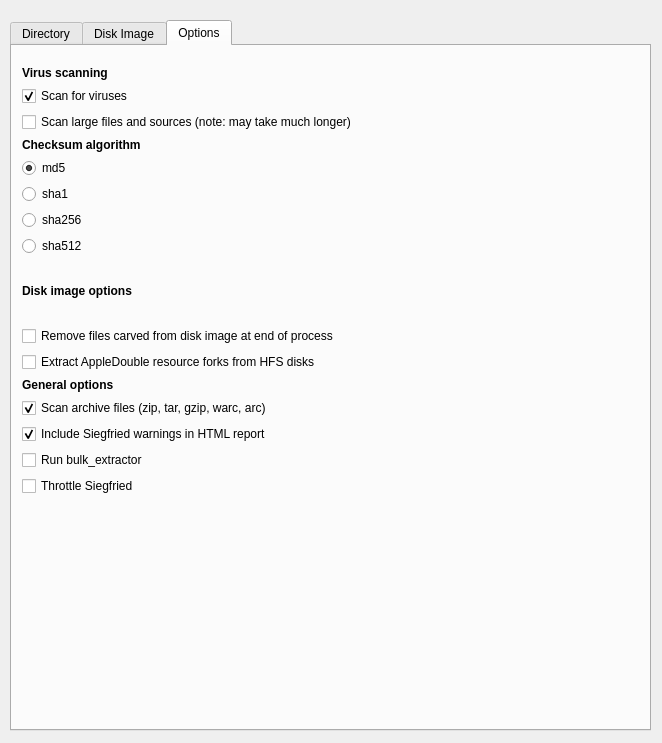
Before: the Qt Designer form design.ui in tw4l/brunnhilde-gui, drawn with Qt 5.
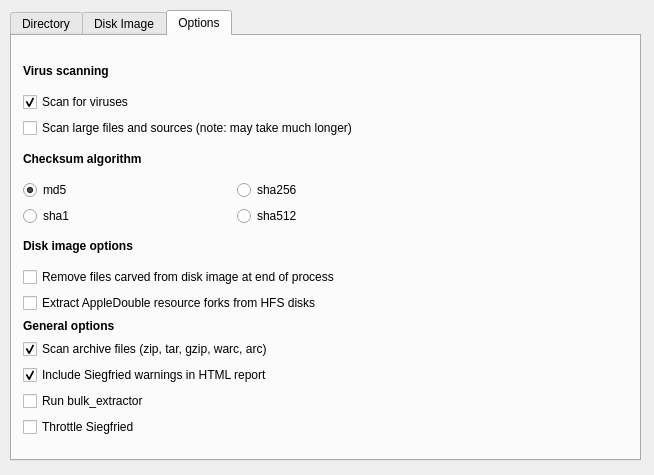
After: the same form once the commit is applied. The open tabs and pages were chosen to show the change.

What changed in the file:
```diff
--- a/design.ui
+++ b/design.ui
@@ -6,8 +6,8 @@
    <rect>
     <x>0</x>
     <y>0</y>
-    <width>662</width>
-    <height>743</height>
+    <width>654</width>
+    <height>475</height>
    </rect>
   </property>
   <property name="windowTitle">
@@ -17,9 +17,9 @@
    <property name="geometry">
     <rect>
      <x>10</x>
-     <y>20</y>
-     <width>641</width>
-     <height>711</height>
+     <y>10</y>
+     <width>631</width>
+     <height>451</height>
     </rect>
    </property>
    <property name="currentIndex">
@@ -311,13 +311,13 @@
     <widget class="QWidget" name="">
      <property name="geometry">
       <rect>
-       <x>10</x>
-       <y>20</y>
+       <x>11</x>
+       <y>21</y>
        <width>422</width>
-       <height>430</height>
+       <height>380</height>
       </rect>
      </property>
-     <layout class="QVBoxLayout" name="verticalLayout_4">
+     <layout class="QVBoxLayout" name="verticalLayout_16">
       <item>
        <layout class="QVBoxLayout" name="verticalLayout">
         <item>
@@ -356,6 +356,8 @@
          </widget>
         </item>
         <item>
+         <layout class="QHBoxLayout" name="horizontalLayout_7">
+          <item>
          <widget class="QRadioButton" name="md5">
           <property name="text">
            <string>md5</string>
@@ -368,16 +370,6 @@
           </attribute>
          </widget>
         </item>
-        <item>
-         <widget class="QRadioButton" name="sha1">
-          <property name="text">
-           <string>sha1</string>
-          </property>
-          <attribute name="buttonGroup">
-           <string notr="true">buttonGroup</string>
-          </attribute>
-         </widget>
-        </item>
         <item>
          <widget class="QRadioButton" name="sha256">
           <property name="text">
@@ -388,6 +380,20 @@
           </attribute>
          </widget>
         </item>
+         </layout>
+        </item>
+        <item>
+         <layout class="QHBoxLayout" name="horizontalLayout_8">
+          <item>
+           <widget class="QRadioButton" name="sha1">
+            <property name="text">
+             <string>sha1</string>
+            </property>
+            <attribute name="buttonGroup">
+             <string notr="true">buttonGroup</string>
+            </attribute>
+           </widget>
+          </item>
         <item>
          <widget class="QRadioButton" name="sha512">
           <property name="text">
@@ -400,6 +406,10 @@
         </item>
        </layout>
       </item>
+       </layout>
+      </item>
+      <item>
+       <layout class="QVBoxLayout" name="verticalLayout_3">
       <item>
        <widget class="QLabel" name="label_8">
         <property name="text">
@@ -408,8 +418,6 @@
        </widget>
       </item>
       <item>
-       <layout class="QVBoxLayout" name="verticalLayout_3">
-        <item>
          <widget class="QCheckBox" name="removeFiles">
           <property name="text">
            <string>Remove files carved from disk image at end of process</string>
@@ -423,6 +431,10 @@
           </property>
          </widget>
         </item>
+       </layout>
+      </item>
+      <item>
+       <layout class="QVBoxLayout" name="verticalLayout_4">
         <item>
          <widget class="QLabel" name="label_4">
           <property name="text">
```
Left out of the diff: 36 changed lines with no effect on the pictures. Lines whose indentation alone changed are shown as unchanged.
